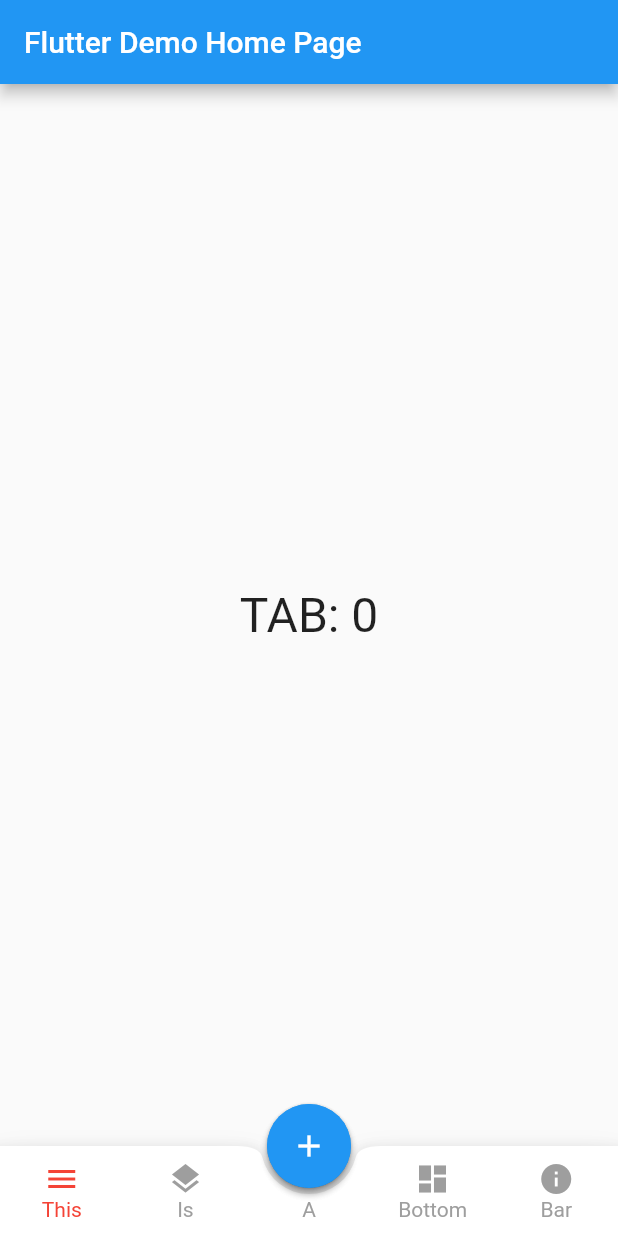
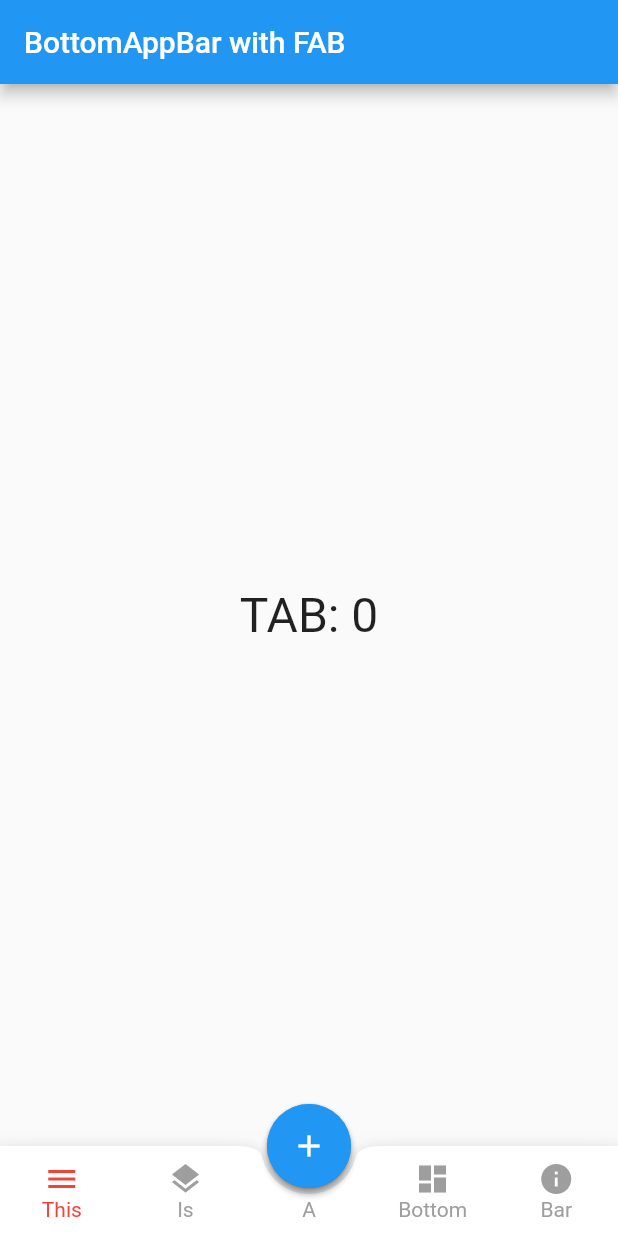
Before and after one commit to bizz84/bottom_bar_fab_flutter, a Flutter app: the screen it shows after launch, on a phone screen of 412 x 824 dp. Run offline on Flutter 3.47's test engine with Material 2 defaults, Android fonts, the phone set to English and light mode, and no system bars.

Commit message:
Update title

```diff
--- a/lib/main.dart
+++ b/lib/main.dart
@@ -22,7 +22,7 @@ class MyApp extends StatelessWidget {
         // counter didn't reset back to zero; the application is not restarted.
         primarySwatch: Colors.blue,
       ),
-      home: new MyHomePage(title: 'Flutter Demo Home Page'),
+      home: new MyHomePage(title: 'BottomAppBar with FAB'),
     );
   }
 }
```
